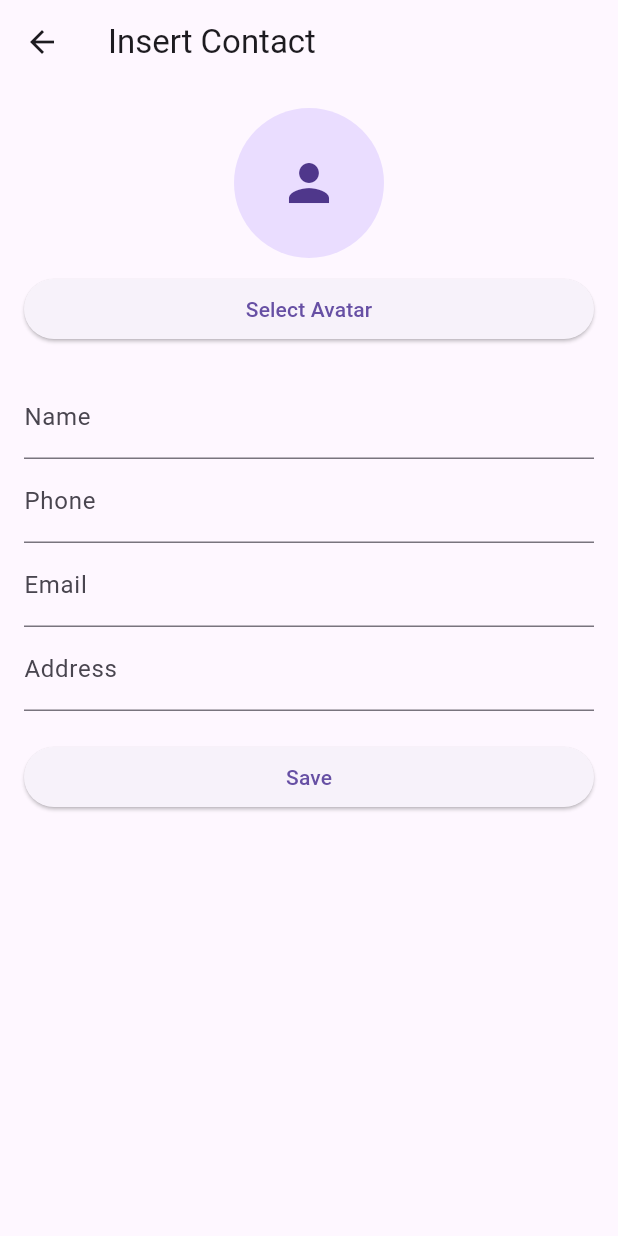
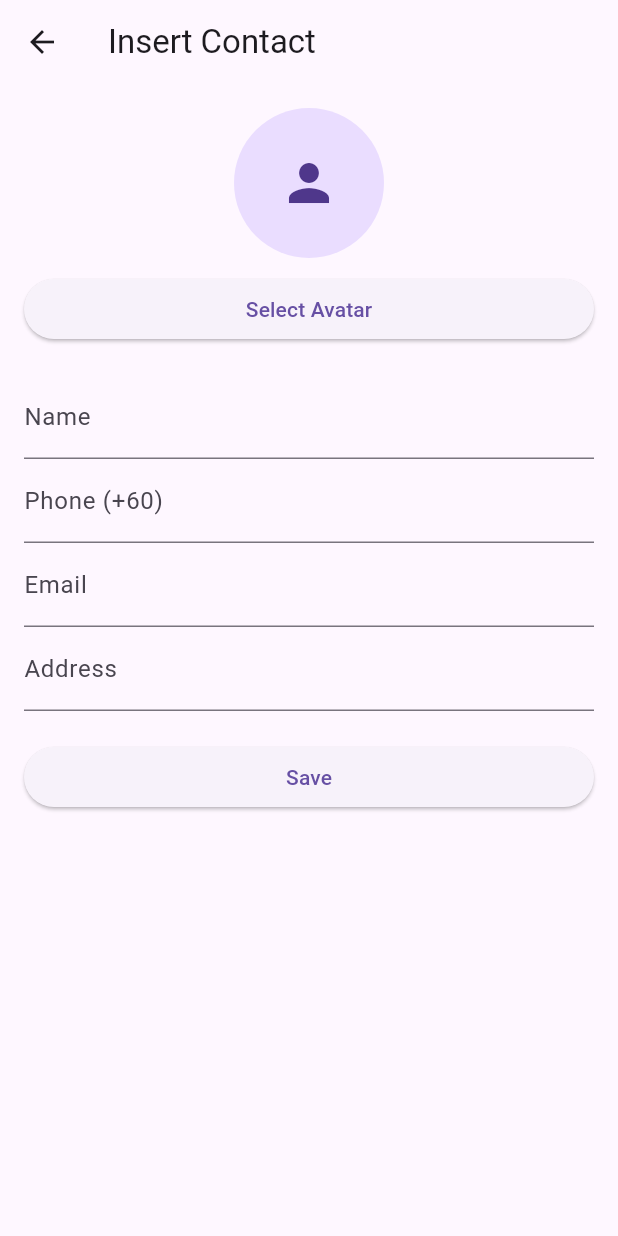
Before and after one commit to XiaolongYin55/address-book, a Flutter app: the ContactInsertPage screen opened directly, on a phone screen of 412 x 824 dp. Run offline on Flutter 3.47's test engine with Material 3 defaults, Android fonts, the phone set to English and light mode, and no system bars; our stand-ins replace image_picker, sqflite; accounts and stored records are empty.

Commit message:
email & phone format

```diff
--- a/lib/pages/ContactInsertPage.dart
+++ b/lib/pages/ContactInsertPage.dart
@@ -1,5 +1,7 @@
 import 'dart:io';
+
 import 'package:flutter/material.dart';
+import 'package:flutter/services.dart';
 import 'package:image_picker/image_picker.dart';
 import 'package:path_provider/path_provider.dart';
 import '../models/contact.dart';
@@ -27,12 +29,12 @@ class _ContactInsertPageState extends State<ContactInsertPage> {
     if (pickedFile == null) return;
 
     try {
-      // ✅ 第 1 段：保存图片到本地持久目录
       final appDir = await getApplicationDocumentsDirectory();
-      final fileName = DateTime.now().microsecondsSinceEpoch.toString() + '.jpg';
-      final savedImage = await File(pickedFile.path).copy('${appDir.path}/$fileName');
+      final fileName =
+          DateTime.now().microsecondsSinceEpoch.toString() + '.jpg';
+      final savedImage =
+          await File(pickedFile.path).copy('${appDir.path}/$fileName');
 
-      // ✅ 第 2 段：将路径写入表单控制器
       avatarController.text = savedImage.path;
       print('Saved avatar path: ${savedImage.path}');
       print('File exists: ${await savedImage.exists()}');
@@ -55,9 +57,8 @@ class _ContactInsertPageState extends State<ContactInsertPage> {
             Center(
               child: CircleAvatar(
                 radius: 50,
-                backgroundImage: avatarPreview != null
-                    ? FileImage(avatarPreview!)
-                    : null,
+                backgroundImage:
+                    avatarPreview != null ? FileImage(avatarPreview!) : null,
                 child: avatarPreview == null
                     ? const Icon(Icons.person, size: 40)
                     : null,
@@ -69,21 +70,67 @@ class _ContactInsertPageState extends State<ContactInsertPage> {
               child: const Text('Select Avatar'),
             ),
             const SizedBox(height: 20),
-            TextField(controller: nameController, decoration: const InputDecoration(labelText: 'Name')),
-            TextField(controller: phoneController, decoration: const InputDecoration(labelText: 'Phone')),
-            TextField(controller: emailController, decoration: const InputDecoration(labelText: 'Email')),
-            TextField(controller: addressController, decoration: const InputDecoration(labelText: 'Address')),
+            TextField(
+              controller: nameController,
+              decoration: const InputDecoration(labelText: 'Name'),
+            ),
+            TextField(
+              controller: phoneController,
+              keyboardType: TextInputType.phone,
+              decoration: const InputDecoration(
+                labelText: 'Phone (+60)',
+                hintText: 'e.g. 1127309358',
+              ),
+              inputFormatters: [
+                FilteringTextInputFormatter.digitsOnly,
+                LengthLimitingTextInputFormatter(10),
+              ],
+            ),
+            TextField(
+              controller: emailController,
+              keyboardType: TextInputType.emailAddress,
+              decoration: const InputDecoration(
+                labelText: 'Email',
+                hintText: 'e.g. paul@google.com',
+              ),
+            ),
+            TextField(
+              controller: addressController,
+              decoration: const InputDecoration(labelText: 'Address'),
+            ),
             const SizedBox(height: 20),
             ElevatedButton(
               onPressed: () async {
-                // ✅ 第 3 段：创建联系人并插入数据库
+                //* ------------------ Validate email & phone format ------------------------
+                final rawPhone = phoneController.text.trim();
+                final formattedPhone = '+60 ${rawPhone}';
+                final email = emailController.text.trim();
+                final phoneRegex = RegExp(r'^\d{9,10}$');
+                final emailRegex = RegExp(r'^\S+@\S+\.\S+$');
+
+                if (!phoneRegex.hasMatch(rawPhone)) {
+                  ScaffoldMessenger.of(context).showSnackBar(
+                    const SnackBar(
+                        content: Text('Invalid phone number format.')),
+                  );
+                  return;
+                }
+
+                if (!emailRegex.hasMatch(email)) {
+                  ScaffoldMessenger.of(context).showSnackBar(
+                    const SnackBar(content: Text('Invalid email format.')),
+                  );
+                  return;
+                }
+
                 final contact = Contact(
-                  name: nameController.text,
-                  phone: phoneController.text,
-                  email: emailController.text,
-                  address: addressController.text,
+                  name: nameController.text.trim(),
+                  phone: formattedPhone,
+                  email: email,
+                  address: addressController.text.trim(),
                   avatar: avatarController.text,
                 );
+
                 await DBHelper().insertContact(contact);
                 Navigator.pop(context, true);
               },
```
Also changed, not shown: lib/pages/ContactUpdatePage.dart (+69 -14 lines).
